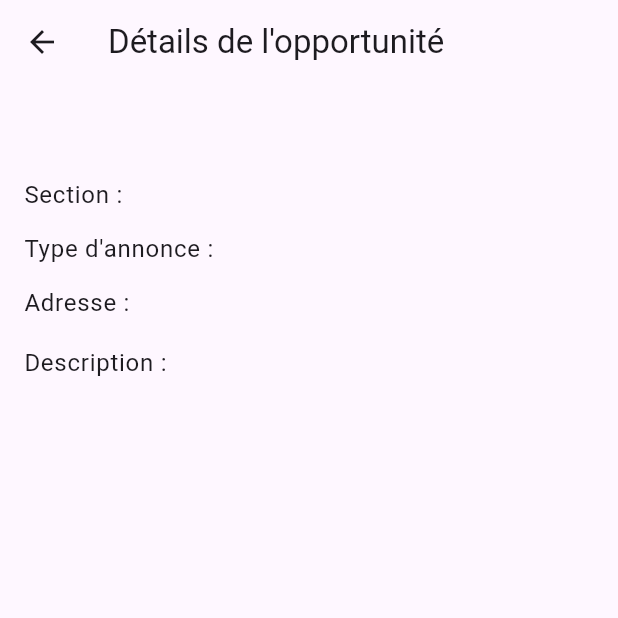
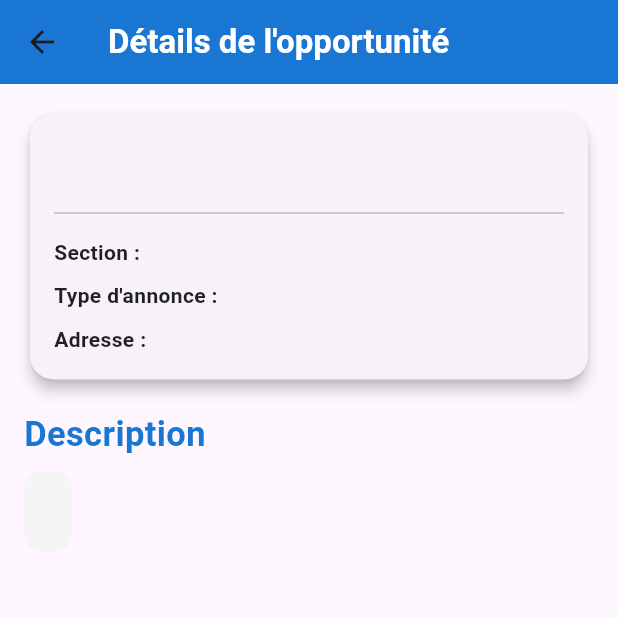
Before and after one commit to dimitristeave/managementUniversityApp, a Flutter app: the WorkDetailPage screen opened directly with empty values, on a phone screen of 412 x 824 dp, the top half of it. Run offline on Flutter 3.47's test engine with Material 3 defaults, Android fonts, the light colour scheme and no system bars; our stand-ins replace awesome_notifications, dio, file_picker, firebase_auth, firebase_core, firebase_messaging and 3 more; accounts and stored records are empty; network calls fail.

Commit message:
Update Design Opportunity Page

```diff
--- a/lib/views/Opportunity_Views/work_detail_page.dart
+++ b/lib/views/Opportunity_Views/work_detail_page.dart
@@ -7,69 +7,142 @@ class WorkDetailPage extends StatelessWidget {
 
   const WorkDetailPage({super.key, required this.work});
 
-  // Fonction pour lancer l'URL dans le navigateur
-  Future<void> _launchURL(String url) async {
-    final Uri url0 = Uri.parse(url); // Convertir l'URL en Uri
-    launchUrl(url0);
+  Future<void> _launchUrl(Uri _url) async {
+    if (!await launchUrl(_url)) {
+      throw Exception('Could not launch $_url');
+    }
   }
 
   @override
   Widget build(BuildContext context) {
     return Scaffold(
       appBar: AppBar(
-        title: const Text('Détails de l\'opportunité'),
+        title: const Text(
+          'Détails de l\'opportunité',
+          style: TextStyle(
+            color: Colors.white,
+            fontWeight: FontWeight.bold,
           ),
-      body: Padding(
+        ),
+        backgroundColor: Color(0xFF1976D2),
+      ),
+      body: SingleChildScrollView(
+        child: Padding(
           padding: const EdgeInsets.all(16.0),
           child: Column(
             crossAxisAlignment: CrossAxisAlignment.start,
             children: [
-            Text(work.company,
+              Card(
+                elevation: 4,
+                shape: RoundedRectangleBorder(
+                  borderRadius: BorderRadius.circular(16),
+                ),
+                child: Padding(
+                  padding: const EdgeInsets.all(16.0),
+                  child: Column(
+                    crossAxisAlignment: CrossAxisAlignment.start,
+                    children: [
+                      Text(
+                        work.company,
                         style: const TextStyle(
-                  color: Colors.black,
+                          color: Color(0xFF1976D2),
                           fontWeight: FontWeight.bold,
                           fontSize: 24.0,
-                )),
-            const SizedBox(height: 12),
-            Text(
-              'Section : ${work.section}',
-              style: Theme.of(context).textTheme.bodyLarge,
                         ),
-            const SizedBox(height: 12),
-            Text(
-              'Type d\'annonce : ${work.type}',
-              style: Theme.of(context).textTheme.bodyLarge,
                       ),
-            const SizedBox(height: 12),
-            Text(
-              'Adresse : ${work.address}',
-              style: Theme.of(context).textTheme.bodyLarge,
+                      const SizedBox(height: 8),
+                      Divider(color: Colors.grey.shade400),
+                      const SizedBox(height: 8),
+                      _buildDetailRow('Section', work.section),
+                      const SizedBox(height: 8),
+                      _buildDetailRow('Type d\'annonce', work.type),
+                      const SizedBox(height: 8),
+                      _buildDetailRow('Adresse', work.address),
+                    ],
+                  ),
+                ),
               ),
               const SizedBox(height: 16),
               Text(
-              'Description :',
-              style: Theme.of(context).textTheme.bodyLarge,
+                'Description',
+                style: TextStyle(
+                  fontSize: 23,
+                  fontWeight: FontWeight.bold,
+                  color: Color(0xFF1976D2),
+                ),
               ),
               const SizedBox(height: 8),
-            Text(
+              Container(
+                decoration: BoxDecoration(
+                  color: Colors.grey.shade100,
+                  borderRadius: BorderRadius.circular(12),
+                ),
+                padding: const EdgeInsets.all(16),
+                child: Text(
                   work.description,
-              style: Theme.of(context).textTheme.bodyLarge,
+                  style: Theme.of(context).textTheme.bodyMedium?.copyWith(
+                        height: 1.5,
+                      ),
+                ),
               ),
               const SizedBox(height: 16),
-            if (work.link
-                .isNotEmpty) // Afficher le bouton uniquement si le lien n'est pas vide
+              if (work.link.isNotEmpty)
                 Center(
                   child: SizedBox(
-                  width: double.infinity, // Le bouton prendra toute la largeur
-                  child: ElevatedButton(
-                    onPressed: () => _launchURL(work.link),
-                    child: const Text('Voir l\'offre'),
+                    width: double
+                        .infinity, // Cela permet au bouton de prendre toute la largeur
+                    child: ElevatedButton.icon(
+                      onPressed: () => _launchUrl(Uri.parse(work.link)),
+                      icon: const Icon(
+                        Icons.link,
+                        color: Colors.white,
+                      ),
+                      label: const Text(
+                        'Voir l\'offre',
+                        style: TextStyle(
+                          color: Colors.white,
+                        ),
+                      ),
+                      style: ElevatedButton.styleFrom(
+                        padding: const EdgeInsets.symmetric(
+                          horizontal: 24,
+                          vertical: 12,
+                        ),
+                        shape: RoundedRectangleBorder(
+                          borderRadius: BorderRadius.circular(8),
+                        ),
+                        backgroundColor: Color(0xFF1976D2),
+                      ),
                     ),
                   ),
                 ),
             ],
           ),
         ),
+      ),
+    );
+  }
+
+  Widget _buildDetailRow(String label, String value) {
+    return Row(
+      crossAxisAlignment: CrossAxisAlignment.start,
+      children: [
+        Text(
+          '$label : ',
+          style: const TextStyle(
+            fontWeight: FontWeight.bold,
+            color: Colors.black87,
+          ),
+        ),
+        Expanded(
+          child: Text(
+            value,
+            style: const TextStyle(color: Colors.black54),
+            overflow: TextOverflow.ellipsis,
+            maxLines: 2,
+          ),
+        ),
+      ],
     );
   }
 }
--- a/pubspec.yaml
+++ b/pubspec.yaml
@@ -46,7 +46,7 @@ dependencies:
   firebase_core: ^3.9.0
   firebase_auth: ^5.3.4
   cloud_firestore: ^5.6.0
-  url_launcher: ^6.3.1
+  url_launcher: ^6.2.1
   firebase_messaging: ^15.1.6
   awesome_notifications: ^0.10.0
   characters: ^1.3.0
```
Also changed, not shown: lib/views/Opportunity_Views/add_opportunity_page.dart (+14 -1 lines), lib/views/Opportunity_Views/edit_opportunity_page.dart (+24 -2 lines), lib/views/Opportunity_Views/opportunity_page.dart (+44 -6 lines), pubspec.lock. Lines whose indentation alone changed are shown as unchanged.
